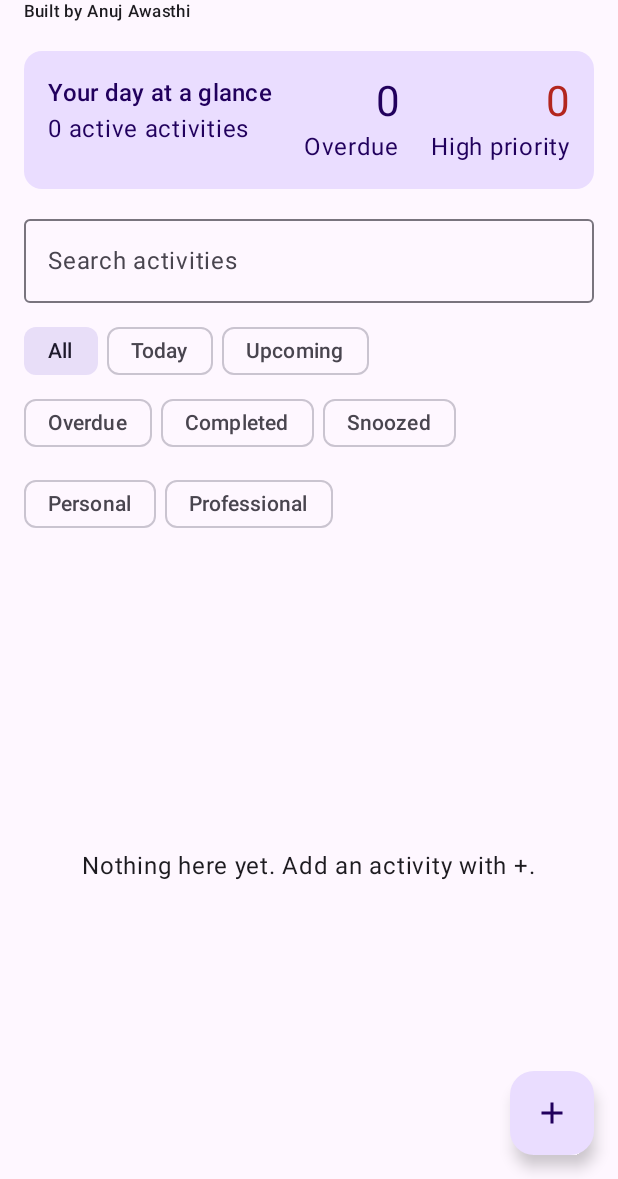
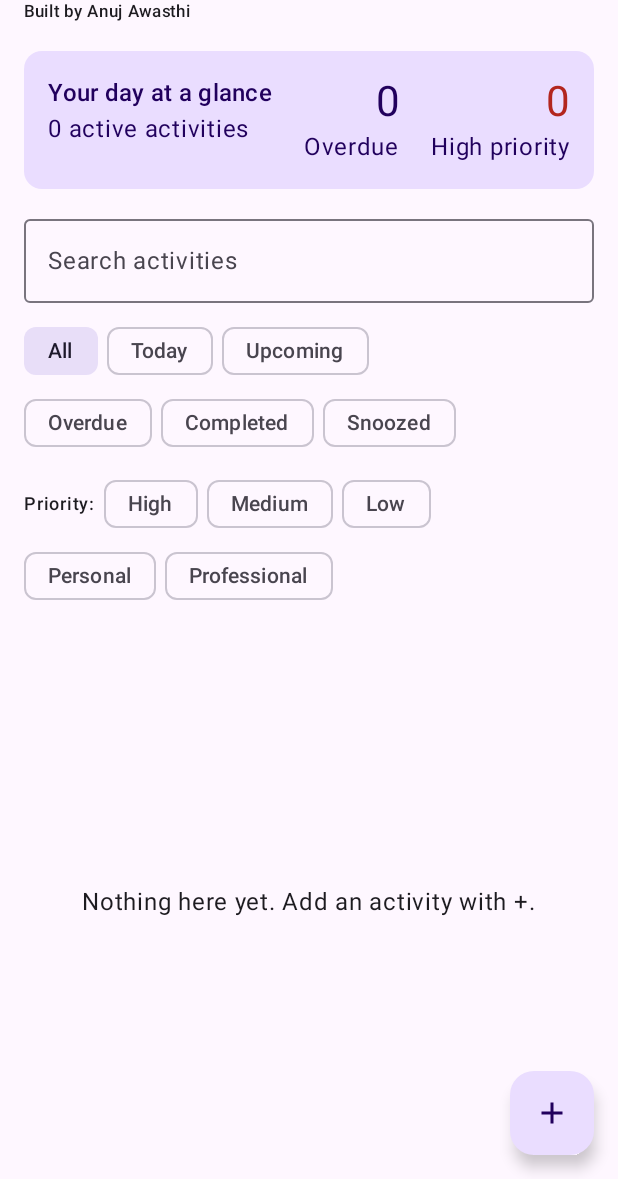
Before and after one commit to AnujAndAarzoo/ReminderMate, an Android app built with Jetpack Compose: the screen it shows after launch (MainActivity), on a phone screen of 412 x 824 dp, the part 57-1236 px from its top. Run offline under Robolectric (Android 15) with nearby library versions, the phone set to English and light mode, and no system bars; our stand-ins replace Room's generated code.

Commit message:
Make priority filters and priority levels visible

```diff
--- a/app/src/main/java/com/remindermate/MainActivity.kt
+++ b/app/src/main/java/com/remindermate/MainActivity.kt
@@ -107,6 +107,7 @@ fun ReminderScreen(vm: ReminderViewModel) {
             "Overdue" -> !item.completed && item.dueAt < now && item.snoozedUntil <= now
             "Completed" -> item.completed
             "Snoozed" -> !item.completed && item.snoozedUntil > now
+            "High", "Medium", "Low" -> !item.completed && item.priority == filter
             "Personal", "Professional" -> !item.completed && item.category == filter
             else -> !item.completed
         }
@@ -140,6 +141,12 @@ fun ReminderScreen(vm: ReminderViewModel) {
             }
             Spacer(Modifier.height(6.dp))
             Row(horizontalArrangement = Arrangement.spacedBy(6.dp)) {
+                Text("Priority:", modifier = Modifier.align(Alignment.CenterVertically), style = MaterialTheme.typography.labelMedium)
+                listOf("High", "Medium", "Low").forEach { f ->
+                    FilterChip(selected = filter == f, onClick = { filter = f }, label = { Text(f) })
+                }
+            }
+            Row(horizontalArrangement = Arrangement.spacedBy(6.dp)) {
                 listOf("Personal", "Professional").forEach { f -> FilterChip(selected = filter == f, onClick = { filter = f }, label = { Text(f) }) }
             }
             Spacer(Modifier.height(8.dp))
@@ -153,7 +160,7 @@ fun ReminderScreen(vm: ReminderViewModel) {
                                 Row(verticalAlignment = Alignment.CenterVertically) {
                                     Column(Modifier.weight(1f)) {
                                         Text(item.title, style = MaterialTheme.typography.titleMedium)
-                                        Text("${item.category}  •  ${item.priority} priority", style = MaterialTheme.typography.labelMedium, color = MaterialTheme.colorScheme.primary)
+                                        Text("${item.category}  •  ${item.priority} PRIORITY", style = MaterialTheme.typography.labelLarge, color = when (item.priority) { "High" -> MaterialTheme.colorScheme.error; "Medium" -> MaterialTheme.colorScheme.tertiary; else -> MaterialTheme.colorScheme.secondary })
                                     }
                                     if (!item.completed) IconButton(onClick = { editing = item; showAdd = true }) { Icon(Icons.Default.Edit, "Edit") }
                                     IconButton(onClick = { vm.remove(item) }) { Icon(Icons.Default.Delete, "Delete") }
```
